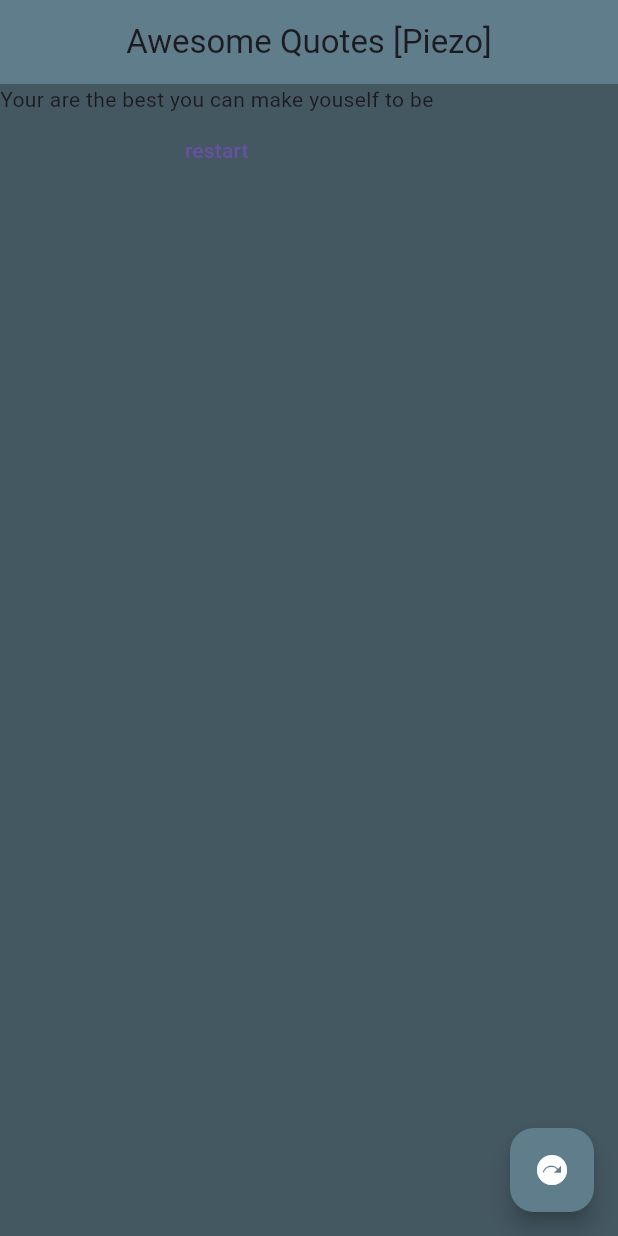
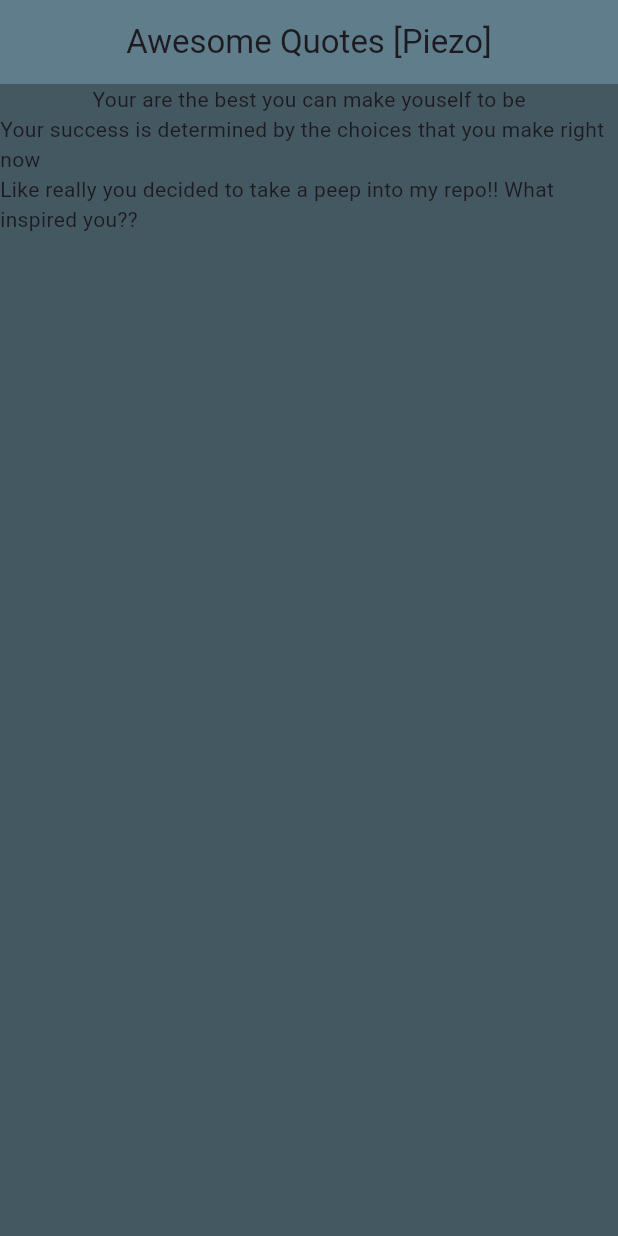
Before and after one commit to PiezoGo/ninja, a Flutter app: the screen it shows after launch, on a phone screen of 412 x 824 dp. Run offline on Flutter 3.47's test engine with Material 3 defaults, Android fonts, the phone set to English and light mode, and no system bars.

Commit message:
Using the map function to iterate a list in flutter

```diff
--- a/lists/lib/main.dart
+++ b/lists/lib/main.dart
@@ -29,28 +29,9 @@ class _MikeState extends State<Mike> {
         centerTitle: true,
       ),
       body: Column(
-        children: [
-          Text(
-            quotes[num],
-          ),
-          TextButton(onPressed: (){
-            setState(() {
-              num =  0;
-            });
-          }, child: Text('restart'))
-        ],
-      ),
+        children: quotes.map((quote) => Text(quote)).toList(),
 
-      floatingActionButton: FloatingActionButton(onPressed: (){
-        setState(() {
-          num +=1;
-        });
-      },
-      backgroundColor: Colors.blueGrey,
-      child: Icon(Icons.next_plan,
-      color: Colors.white,
-      ),
-      ),
+      )
     );
   }
 }
```
